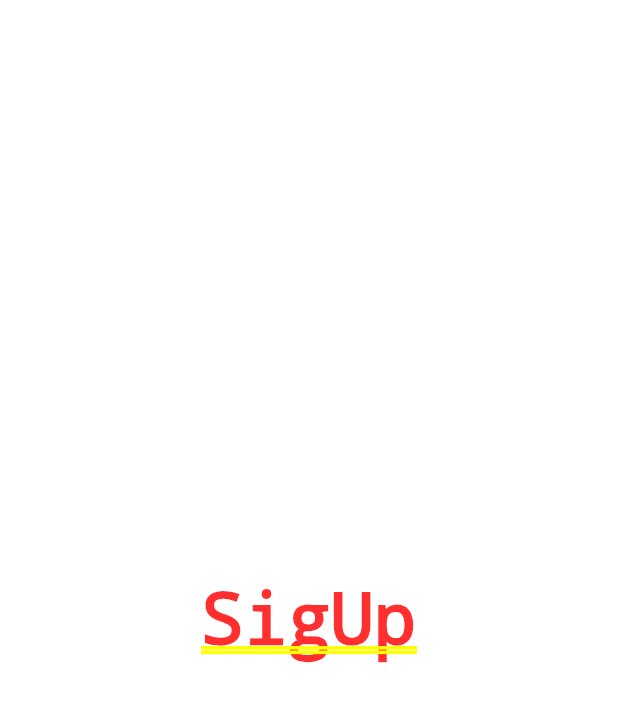
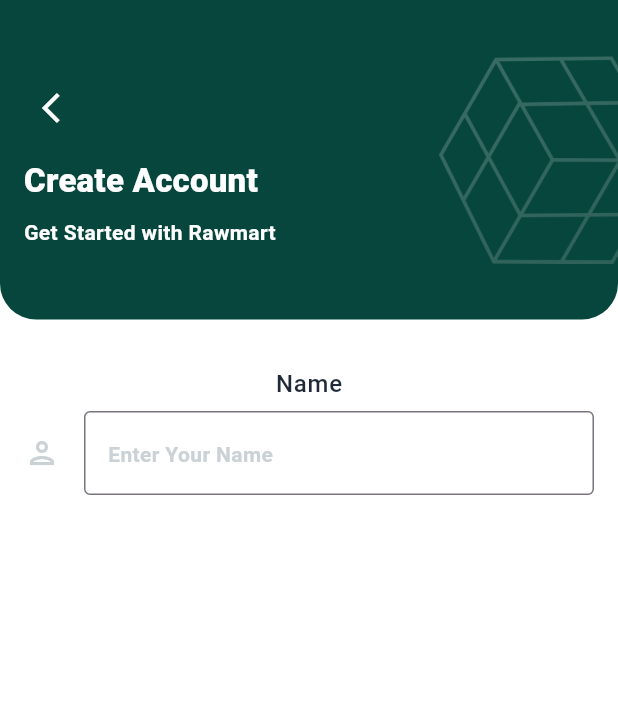
Before and after one commit to mahmoudismail9488/practicing-, a Flutter app: the screen it shows after launch, after a tap on "Next", after a tap on "Skip", on a phone screen of 412 x 824 dp. Shown: the top 702 px of the screen. Run offline on Flutter 3.47's test engine with Material 3 defaults, Android fonts, the phone set to English and light mode, and no system bars; our stand-ins replace google_fonts.

Commit message:
fine tunning folder structure and edited some in on borading, updating theme starting in auth pages

```diff
--- /dev/null
+++ b/lib/app/auth cycle/models/on_boarding_mesaages.dart
@@ -0,0 +1,25 @@
+class OnBoardingData {
+  const OnBoardingData(this.title, this.description, this.imagePath);
+  final String title;
+  final String description;
+  final String imagePath;
+}
+
+//
+List<OnBoardingData> onBoardingPages = [
+  OnBoardingData(
+    "Expand your business and reach new customers",
+    "Easily receive orders from customers and price them directly from the app.",
+    "assets/imgs/on_boarding1.png",
+  ),
+  OnBoardingData(
+    "Set your price and set your terms",
+    "Offer pricing based on quantity, availability, and location. Monitor the competition to offer the best deal to your customers.",
+    "assets/imgs/on_boarding2.png",
+  ),
+  OnBoardingData(
+    "Smart dashboard for your business",
+    "Track orders, record your past offers, review monthly performance, and connect with customers all in one place.",
+    "assets/imgs/on_boarding3.png",
+  ),
+];
--- a/lib/app/auth cycle/views/onboarding_screen.dart
+++ b/lib/app/auth cycle/views/onboarding_screen.dart
@@ -1,31 +1,7 @@
 import 'package:flutter/material.dart';
 import 'package:new_app/app/auth%20cycle/views/sign_up_screen.dart';
-// model of onborading
-
-class OnBoardingData {
-  const OnBoardingData(this.title, this.description, this.imagePath);
-  final String title;
-  final String description;
-  final String imagePath;
-}
-
-List<OnBoardingData> onBoardingPages = [
-  OnBoardingData(
-    "Expand your business and reach new customers",
-    "Easily receive orders from customers and price them directly from the app.",
-    "assets/imgs/on_boarding1.png",
-  ),
-  OnBoardingData(
-    "Set your price and set your terms",
-    "Offer pricing based on quantity, availability, and location. Monitor the competition to offer the best deal to your customers.",
-    "assets/imgs/on_boarding2.png",
-  ),
-  OnBoardingData(
-    "Smart dashboard for your business",
-    "Track orders, record your past offers, review monthly performance, and connect with customers all in one place.",
-    "assets/imgs/on_boarding3.png",
-  ),
-];
+import 'package:new_app/app/auth cycle/models/on_boarding_mesaages.dart';
+import 'package:new_app/app/auth%20cycle/widget/next_button.dart';
 
 class OnboardingScreen extends StatefulWidget {
   const OnboardingScreen({super.key});
@@ -40,26 +16,25 @@
   @override
   Widget build(BuildContext context) {
     return Scaffold(
+      // appbar contains conditional for (Skip Button)
       appBar: AppBar(
         backgroundColor: Theme.of(context).scaffoldBackgroundColor,
         actions: [
           if (currentPage != onBoardingPages.length - 1)
             TextButton(
               onPressed: () {
-                Navigator.of(context).pushReplacement(
-                  MaterialPageRoute(builder: (ctx) => SignUpScreen()),
-                );
+                Navigator.of(
+                  context,
+                ).push(MaterialPageRoute(builder: (ctx) => SignUpScreen()));
               },
               child: Text(
                 "Skip",
-                style: Theme.of(context).textTheme.bodyMedium!.copyWith(
-                  color: Theme.of(context).primaryColor,
-                  fontSize: 16,
-                ),
+                style: Theme.of(context).textTheme.titleMedium!,
               ),
             ),
         ],
       ),
+      // body contains the page view to view onboarding data
       body: PageView.builder(
         onPageChanged: (value) {
           setState(() {
@@ -67,14 +42,16 @@
           });
         },
         itemCount: onBoardingPages.length,
-        allowImplicitScrolling: false,
         controller: onBoardingPageController,
         itemBuilder: (context, index) => Padding(
           padding: const EdgeInsets.only(left: 16, bottom: 16, right: 16),
           child: Column(
+            mainAxisAlignment: MainAxisAlignment.spaceEvenly,
+            crossAxisAlignment: CrossAxisAlignment.center,
+            children: [
+              Expanded(
+                child: Column(
                   mainAxisAlignment: MainAxisAlignment.center,
-            crossAxisAlignment: CrossAxisAlignment.center,
-            spacing: 16,
                   children: [
                     Image.asset(
                       onBoardingPages[index].imagePath,
@@ -93,19 +70,23 @@
                         textAlign: TextAlign.center,
                       ),
                     ),
-              SizedBox(height: 24),
+                  ],
+                ),
+              ),
+
+              // column of buttons and indicator dots
+              Padding(
+                padding: const EdgeInsets.only(bottom: 96.0),
+                child: Column(
+                  children: [
+                    // next button container if not the last page
                     if (index < onBoardingPages.length - 1)
-                Container(
+                      Padding(
+                        padding: const EdgeInsets.only(bottom: 32),
+                        child: Container(
                           width: double.infinity,
-                  child: ElevatedButton(
-                    style: ElevatedButton.styleFrom(
-                      shape: RoundedRectangleBorder(
-                        borderRadius: BorderRadiusGeometry.circular(12),
-                      ),
-                      backgroundColor: Theme.of(context).primaryColor,
-                      foregroundColor: Colors.white,
-                    ),
-                    onPressed: () {
+                          child: NextButton(
+                            nextFunction: () {
                               if (currentPage == onBoardingPages.length) {
                                 return;
                               }
@@ -117,36 +98,22 @@
                                 curve: Curves.linear,
                               );
                             },
-                    child: Padding(
-                      padding: const EdgeInsets.all(8.0),
-                      child: Text(
-                        "Next",
-                        style: TextStyle(
-                          fontSize: 18,
-                          color: Colors.white,
-                          fontWeight: FontWeight.w600,
                           ),
                         ),
                       ),
-                  ),
-                ),
+                    // auth button if last page
                     if (index >= onBoardingPages.length - 1)
-                Row(
+                      Padding(
+                        padding: const EdgeInsets.only(bottom: 32),
+                        child: Row(
                           spacing: 16,
                           mainAxisSize: MainAxisSize.min,
                           children: [
                             Expanded(
                               child: OutlinedButton(
-                        style: OutlinedButton.styleFrom(
-                          side: BorderSide(
-                            width: 1,
-                            color: Theme.of(context).primaryColor,
-                          ),
-                          shape: RoundedRectangleBorder(
-                            borderRadius: BorderRadiusGeometry.circular(12),
-                          ),
-                          backgroundColor: Colors.white,
-                        ),
+                                style: Theme.of(
+                                  context,
+                                ).outlinedButtonTheme.style,
                                 onPressed: () {},
                                 child: Padding(
                                   padding: const EdgeInsets.symmetric(
@@ -167,13 +134,9 @@
 
                             Expanded(
                               child: ElevatedButton(
-                        style: ElevatedButton.styleFrom(
-                          shape: RoundedRectangleBorder(
-                            borderRadius: BorderRadiusGeometry.circular(12),
-                          ),
-                          backgroundColor: Theme.of(context).primaryColor,
-                          foregroundColor: Colors.white,
-                        ),
+                                style: Theme.of(
+                                  context,
+                                ).elevatedButtonTheme.style,
                                 onPressed: () {},
                                 child: Padding(
                                   padding: const EdgeInsets.symmetric(
@@ -193,6 +156,24 @@
                             ),
                           ],
                         ),
+                      ),
+                    // row of dots for page progress
+                    Row(
+                      mainAxisAlignment: MainAxisAlignment.center,
+                      children: [
+                        Container(
+                          width: 10,
+                          height: 10,
+                          decoration: BoxDecoration(
+                            color: Theme.of(context).primaryColor,
+                            borderRadius: BorderRadius.circular(10),
+                          ),
+                        ),
+                      ],
+                    ),
+                  ],
+                ),
+              ),
             ],
           ),
         ),
--- a/lib/app/auth cycle/views/sign_up_screen.dart
+++ b/lib/app/auth cycle/views/sign_up_screen.dart
@@ -1,4 +1,6 @@
 import 'package:flutter/material.dart';
+import 'package:new_app/app/auth%20cycle/widget/auth_appbar.dart';
+import 'package:new_app/styles/colors.dart';
 
 class SignUpScreen extends StatefulWidget {
   const SignUpScreen({super.key});
@@ -8,8 +10,52 @@
 }
 
 class _SignUpScreenState extends State<SignUpScreen> {
+  GlobalKey formKey = GlobalKey();
+  TextEditingController nameController = TextEditingController();
+  TextEditingController phoneController = TextEditingController();
+  TextEditingController categoryController = TextEditingController();
+  TextEditingController passController = TextEditingController();
+  TextEditingController confirmPassController = TextEditingController();
+
   @override
   Widget build(BuildContext context) {
-    return const Center(child: Text("SigUp"));
+    return Scaffold(
+      body: Column(
+        children: [
+          AuthAppbar(
+            title: "Create Account",
+            subTitle: "Get Started with Rawmart",
+          ),
+          Padding(
+            padding: const EdgeInsets.symmetric(vertical: 32, horizontal: 16),
+            child: Form(
+              key: formKey,
+              child: Column(
+                spacing: 8,
+                children: [
+                  Text("Name", style: Theme.of(context).textTheme.labelMedium),
+                  TextFormField(
+                    maxLines: 1,
+                    textCapitalization: TextCapitalization.words,
+                    enableSuggestions: false,
+                    cursorWidth: 2,
+                    cursorColor: Theme.of(context).primaryColor,
+                    controller: nameController,
+                    decoration: InputDecoration(
+                      hint: Text("Enter Your Name"),
+                      icon: Icon(Icons.person_outlined),
+                      iconColor: lightLabelTextColor,
+                      border: OutlineInputBorder(
+                        borderSide: BorderSide(width: 0),
+                      ),
+                    ),
+                  ),
+                ],
+              ),
+            ),
+          ),
+        ],
+      ),
+    );
   }
 }
--- /dev/null
+++ b/lib/app/auth cycle/widget/auth_appbar.dart
@@ -0,0 +1,64 @@
+import 'package:flutter/material.dart';
+import 'package:google_fonts/google_fonts.dart';
+
+class AuthAppbar extends StatelessWidget {
+  const AuthAppbar({super.key, required this.title, required this.subTitle});
+  final String title;
+  final String subTitle;
+
+  @override
+  Widget build(BuildContext context) {
+    return Container(
+      decoration: BoxDecoration(
+        color: Theme.of(context).primaryColor,
+        borderRadius: BorderRadius.only(
+          bottomLeft: Radius.circular(24),
+          bottomRight: Radius.circular(24),
+        ),
+      ),
+
+      child: Row(
+        mainAxisAlignment: MainAxisAlignment.spaceBetween,
+        children: [
+          Padding(
+            padding: const EdgeInsets.symmetric(horizontal: 16.0, vertical: 48),
+            child: Column(
+              mainAxisSize: MainAxisSize.min,
+              crossAxisAlignment: CrossAxisAlignment.start,
+              spacing: 8,
+              children: [
+                IconButton(
+                  onPressed: () {
+                    Navigator.of(context).pop();
+                  },
+                  icon: Icon(
+                    Icons.arrow_back_ios,
+                    size: 24,
+                    color: Colors.white,
+                  ),
+                ),
+                Text(
+                  title,
+                  style: Theme.of(context).textTheme.titleMedium!.copyWith(
+                    color: Colors.white,
+                    fontSize: 22,
+                    fontFamily: GoogleFonts.montserrat.toString(),
+                  ),
+                ),
+                Text(
+                  subTitle,
+                  style: Theme.of(context).textTheme.bodyMedium!.copyWith(
+                    color: Colors.white,
+                    fontSize: 14,
+                    fontFamily: GoogleFonts.montserrat.toString(),
+                  ),
+                ),
+              ],
+            ),
+          ),
+          Image.asset("assets/imgs/Union.png", width: 120),
+        ],
+      ),
+    );
+  }
+}
--- /dev/null
+++ b/lib/app/auth cycle/widget/next_button.dart
@@ -0,0 +1,27 @@
+import 'package:flutter/material.dart';
+
+class NextButton extends StatelessWidget {
+  const NextButton({super.key, required this.nextFunction});
+  final Function nextFunction;
+
+  @override
+  Widget build(BuildContext context) {
+    return ElevatedButton(
+      style: Theme.of(context).elevatedButtonTheme.style,
+      onPressed: () {
+        nextFunction();
+      },
+      child: Padding(
+        padding: const EdgeInsets.symmetric(vertical: 12.0, horizontal: 24),
+        child: Text(
+          "Next",
+          style: TextStyle(
+            fontSize: 18,
+            color: Colors.white,
+            fontWeight: FontWeight.w600,
+          ),
+        ),
+      ),
+    );
+  }
+}
--- a/lib/styles/colors.dart
+++ b/lib/styles/colors.dart
@@ -5,9 +5,10 @@
 const lightContainerColor = Color(0xff06463C);
 const lightTitleTextColor = Color(0xff1F2937);
 const lightLabelTextColor = Color(0xffCBD2D6);
-
+const lightFormLabelColor = Color(0xff1F2937);
 // dark mode color
 const darkBackgroundColor = Color.fromARGB(255, 54, 54, 54);
 const darkContainerColor = Color(0xff06463C);
 const darkTitleTextColor = Color.fromARGB(255, 255, 255, 255);
 const darkLabelTextColor = Color.fromARGB(255, 212, 220, 225);
+const darkFormLabelColor = Color(0xffCBD2D6);
--- a/lib/styles/theme_manager.dart
+++ b/lib/styles/theme_manager.dart
@@ -5,6 +5,7 @@
 ThemeData lightTheme = ThemeData(
   primaryColor: lightContainerColor,
   scaffoldBackgroundColor: lightBackgroundColor,
+  // text theme
   textTheme: TextTheme(
     bodyMedium: TextStyle(
       color: lightLabelTextColor,
@@ -19,12 +20,39 @@
       fontFamily: GoogleFonts.poppins.toString(),
       fontSize: 16,
     ),
+    labelMedium: TextStyle(
+      color: lightFormLabelColor,
+      fontSize: 16,
+      fontFamily: GoogleFonts.roboto.toString(),
+      fontWeight: FontWeight.w500,
+    ),
+  ),
+  // Elevated button theme
+  elevatedButtonTheme: ElevatedButtonThemeData(
+    style: ElevatedButton.styleFrom(
+      shape: RoundedRectangleBorder(
+        borderRadius: BorderRadiusGeometry.circular(12),
+      ),
+      backgroundColor: lightContainerColor,
+      foregroundColor: Colors.white,
+    ),
+  ),
+  // outlined button them
+  outlinedButtonTheme: OutlinedButtonThemeData(
+    style: OutlinedButton.styleFrom(
+      side: BorderSide(width: 1, color: lightContainerColor),
+      shape: RoundedRectangleBorder(
+        borderRadius: BorderRadiusGeometry.circular(12),
+      ),
+      backgroundColor: Colors.white,
+    ),
   ),
 );
 
 ThemeData darkTheme = ThemeData(
   primaryColor: darkContainerColor,
   scaffoldBackgroundColor: darkBackgroundColor,
+  // text theme
   textTheme: TextTheme(
     bodyMedium: TextStyle(
       color: lightLabelTextColor,
@@ -38,5 +66,31 @@
       fontFamily: GoogleFonts.poppins.toString(),
       fontSize: 16,
     ),
+    labelMedium: TextStyle(
+      color: darkFormLabelColor,
+      fontSize: 16,
+      fontFamily: GoogleFonts.roboto.toString(),
+      fontWeight: FontWeight.w500,
+    ),
+  ),
+  // Elevated button theme
+  elevatedButtonTheme: ElevatedButtonThemeData(
+    style: ElevatedButton.styleFrom(
+      shape: RoundedRectangleBorder(
+        borderRadius: BorderRadiusGeometry.circular(12),
+      ),
+      backgroundColor: darkContainerColor,
+      foregroundColor: Colors.white,
+    ),
+  ),
+  // outlined button them
+  outlinedButtonTheme: OutlinedButtonThemeData(
+    style: OutlinedButton.styleFrom(
+      side: BorderSide(width: 1, color: lightContainerColor),
+      shape: RoundedRectangleBorder(
+        borderRadius: BorderRadiusGeometry.circular(12),
+      ),
+      backgroundColor: Colors.white,
+    ),
   ),
 );
```
Also changed, not shown: assets/imgs/Union.png (added). Lines whose indentation alone changed are shown as unchanged.
